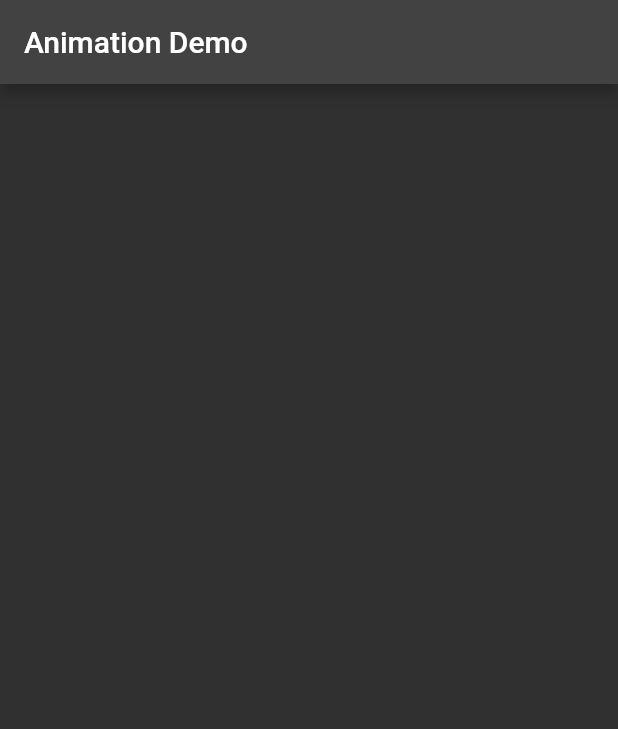
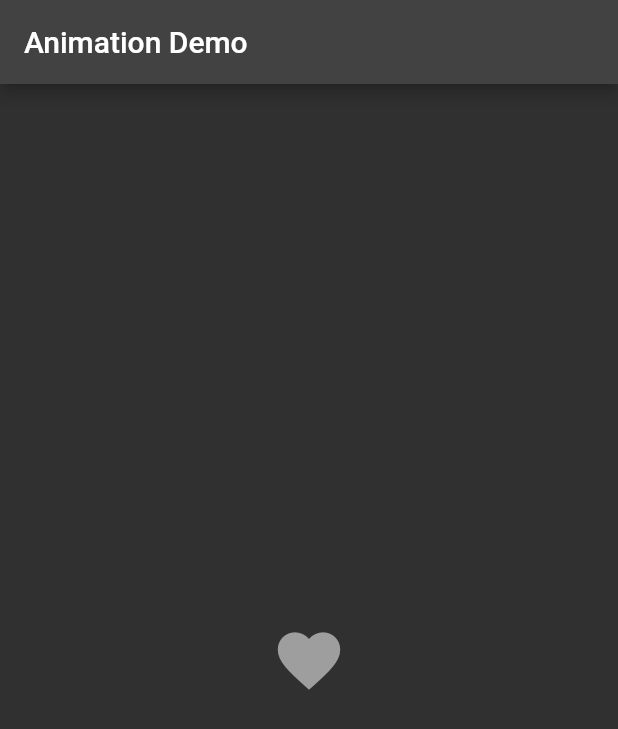
Before and after one commit to arunrtr/flutter_examples, a Flutter app: the screen it shows after launch, on a phone screen of 412 x 824 dp. Shown: the top 729 px of the screen. Run offline on Flutter 3.47's test engine with Material 2 defaults, Android fonts, the phone set to English and light mode, and no system bars.

Commit message:
Animation Medium Level

```diff
--- a/lib/animation/animation_demo.dart
+++ b/lib/animation/animation_demo.dart
@@ -7,16 +7,21 @@ class AnimationDemo extends StatefulWidget {
   State<AnimationDemo> createState() => _AnimationDemoState();
 }
 
-class _AnimationDemoState extends State<AnimationDemo> {
-  double marginTop = 220.0;
-  double heightTemp = 100.0;
-  late ColorTween _tween;
+class _AnimationDemoState extends State<AnimationDemo> with SingleTickerProviderStateMixin {
+  late AnimationController _animationController;
+  late Animation _colorAnimation;
 
   @override
   void initState() {
     // TODO: implement initState
     super.initState();
-    _tween = ColorTween(begin: Colors.red, end: Colors.amber);
+    _animationController = AnimationController(duration: Duration(milliseconds: 2000), vsync: this);
+
+    _colorAnimation = ColorTween(begin: Colors.grey, end: Colors.red).animate(_animationController);
+    _animationController.addListener(() {
+      //print(_animationController.value);
+      print(_colorAnimation.value);
+    });
   }
 
   @override
@@ -25,21 +30,20 @@ class _AnimationDemoState extends State<AnimationDemo> {
         appBar: AppBar(
           title: Text("Animation Demo"),
         ),
-        body: Center(
-          child: TweenAnimationBuilder(
-              // tween: _tween
-              tween: Tween<double>(begin: 1.0, end: 0.0),
-              duration: Duration(seconds: 4),
-              builder: (ctx, value, widget) {
-                return Opacity(
-                  opacity: (value as double),
-                  child: Container(
-                    width: 100,
-                    height: 100,
-                    color: Colors.red,
-                  ),
-                );
-              }),
+        body: AnimatedBuilder(
+          animation: _animationController,
+          builder: (ctx, widget) {
+            return Center(
+                child: IconButton(
+              onPressed: () {
+                _animationController.forward();
+
+              },
+              icon: const Icon(Icons.favorite),
+              color: _colorAnimation.value,
+              iconSize: 50,
+            ));
+          },
         ));
   }
 }
```
